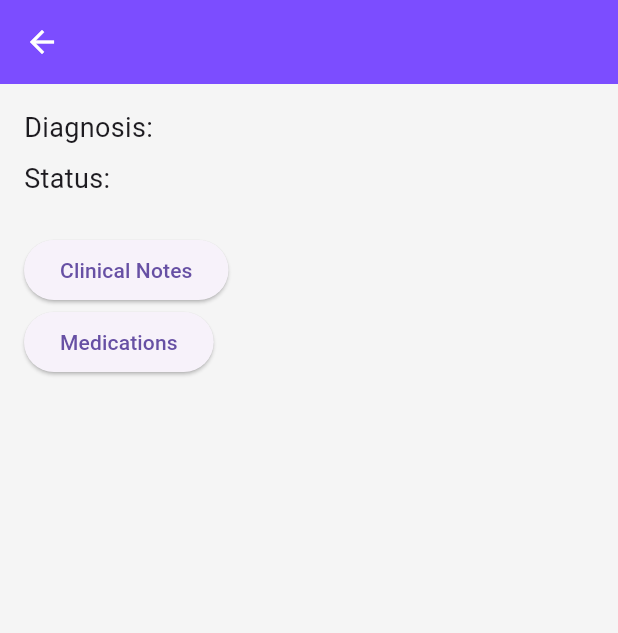
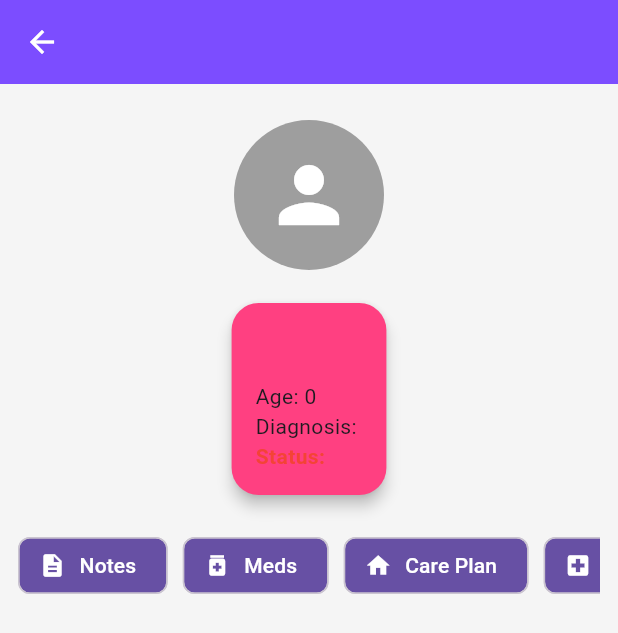
Before and after one commit to ThatoSiphosethu/hospice_app, a Flutter app: the PatientProfileScreen screen opened directly with empty values, on a phone screen of 412 x 824 dp. Shown: the top 633 px of the screen. Run offline on Flutter 3.47's test engine with Material 3 defaults, Android fonts, the phone set to English and light mode, and no system bars.

Commit message:
patientCard

```diff
--- a/lib/features/admin/presentation/admin_dashboard.dart
+++ b/lib/features/admin/presentation/admin_dashboard.dart
@@ -17,6 +17,8 @@ class AdminDashboard extends StatelessWidget {
       ),
       body: Center(
         child: Text('Welcome to the Admin Dashboard!'),
+
+        // Admin-specific UI components would go here. For example, you might have sections for user management, system settings, and analytics.
       ),
     );
   }
--- a/lib/features/clinician/presentation/cna_dashboard.dart
+++ b/lib/features/clinician/presentation/cna_dashboard.dart
@@ -17,6 +17,10 @@ class CNADashboard extends StatelessWidget {
       body: Center(
         child: Text('Welcome to the CNA Dashboard!'),
       ),
+
+      // CNA-specific UI components would go here. For example,
+      //you might have a list of assigned patients, upcoming tasks, or shift schedules.
+      // Quick access to patient care lists and shift tasks could be implemented here, allowing CNAs to efficiently manage their responsibilities and stay organized during their shifts.
     );
   }
 }
--- a/lib/features/clinician/presentation/doctor_dashboard.dart
+++ b/lib/features/clinician/presentation/doctor_dashboard.dart
@@ -14,6 +14,8 @@ class DoctorDashboard extends StatelessWidget {
 
       body: Center(
         child: Text('Welcome to the Doctor Dashboard!'),
+
+        // Doctor-specific UI components would go here. For example, you might have a list of assigned patients, upcoming tasks, or alerts relevant to the doctor's responsibilities.
       ),
     );
   }
--- a/lib/features/ehr/data/patient_repository.dart
+++ b/lib/features/ehr/data/patient_repository.dart
@@ -19,18 +19,21 @@ class MockPatientRepository
       Patient(
         id: '1',
         name: 'John Smith',
+        age: 72,
         diagnosis: 'Congestive Heart Failure',
         status: 'Active',
       ),
       Patient(
         id: '2',
         name: 'Mary Jones',
+        age: 65,
         diagnosis: 'Stage IV Cancer',
         status: 'Active',
       ),
       Patient(
         id: '3',
         name: 'Robert Lee',
+        age: 78,
         diagnosis: 'COPD',
         status: 'Discharged',
       ),
--- a/lib/features/ehr/domain/clinical_note.dart
+++ b/lib/features/ehr/domain/clinical_note.dart
@@ -3,4 +3,5 @@ class ClinicalNote {
   final DateTime date;
 
   ClinicalNote(this.text, this.date);
+  // Additional properties and methods related to clinical notes can be added here.
 }
--- a/lib/features/ehr/domain/medication.dart
+++ b/lib/features/ehr/domain/medication.dart
@@ -3,4 +3,5 @@ class Medication {
   final String dosage;
 
   Medication(this.name, this.dosage);
+  // Additional properties and methods related to medications can be added here.
 }
--- a/lib/features/ehr/domain/patient.dart
+++ b/lib/features/ehr/domain/patient.dart
@@ -6,12 +6,14 @@
 class Patient {
   final String id;
   final String name;
+  final int age; // Placeholder, calculate from DOB when implemented
   final String diagnosis;
   final String status;
 
   Patient({
     required this.id,
     required this.name,
+    required this.age,
     required this.diagnosis,
     required this.status,
   });
--- a/lib/features/ehr/presentation/patient_profile_screen.dart
+++ b/lib/features/ehr/presentation/patient_profile_screen.dart
@@ -1,55 +1,40 @@
-// Presentation screen for an individual patient's profile.
-//
-// TODO: Implement UI to display patient demographics, medical history,
-// and recent clinical notes. This placeholder file documents the intent so
-// future contributors know where profile UI belongs.
 import 'package:flutter/material.dart';
 import '../domain/patient.dart';
+
+import 'widgets/patient_avatar.dart';
+import '../presentation/widgets/patient_overview.dart';
+import 'widgets/patient_action_buttons.dart';
 
 class PatientProfileScreen extends StatelessWidget {
   final Patient patient;
 
-  const PatientProfileScreen({super.key, required this.patient});
+  const PatientProfileScreen({
+    super.key,
+    required this.patient,
+  });
 
   @override
   Widget build(BuildContext context) {
     return Scaffold(
       appBar: AppBar(title: Text(patient.name)),
-      body: Padding(
-        padding: const EdgeInsets.all(16),
-        child: Column(
-          crossAxisAlignment: CrossAxisAlignment.start,
-          children: [
-            Text("Diagnosis: ${patient.diagnosis}",
-                style: const TextStyle(fontSize: 18)),
-            const SizedBox(height: 8),
-            Text("Status: ${patient.status}",
-                style: const TextStyle(fontSize: 18)),
+      body: SafeArea(
+        child: SingleChildScrollView(
+          padding: const EdgeInsets.all(12),
+          child: Column(
+            children: [
+              const SizedBox(height: 12),
 
-            const SizedBox(height: 24),
+              const PatientAvatar(),
 
-            ElevatedButton(
-              child: const Text("Clinical Notes"),
-              onPressed: () {
-                Navigator.pushNamed(
-                  context,
-                  '/notes',
-                  arguments: patient,
-                );
-              },
-            ),
+              const SizedBox(height: 16),
 
-            ElevatedButton(
-              child: const Text("Medications"),
-              onPressed: () {
-                Navigator.pushNamed(
-                  context,
-                  '/meds',
-                  arguments: patient,
-                );
-              },
-            ),
-          ],
+              PatientOverviewCard(patient: patient),
+
+              const SizedBox(height: 16),
+
+              PatientActionButtons(patient: patient),
+            ],
+          ),
         ),
       ),
     );
--- /dev/null
+++ b/lib/features/ehr/presentation/widgets/horizontal_action_bar.dart
@@ -0,0 +1,25 @@
+import 'package:flutter/material.dart';
+
+class HorizontalActionBar extends StatelessWidget {
+  final List<Widget> actions;
+  final double spacing;
+
+  const HorizontalActionBar({
+    super.key,
+    required this.actions,
+    this.spacing = 10,
+  });
+
+  @override
+  Widget build(BuildContext context) {
+    return SizedBox(
+      height: 50,
+      child: ListView.separated(
+        scrollDirection: Axis.horizontal,
+        itemCount: actions.length,
+        separatorBuilder: (_, __) => SizedBox(width: spacing),
+        itemBuilder: (context, index) => actions[index],
+      ),
+    );
+  }
+}
--- /dev/null
+++ b/lib/features/ehr/presentation/widgets/patient_action_buttons.dart
@@ -0,0 +1,61 @@
+import 'package:flutter/material.dart';
+import 'package:hospice_app/features/ehr/presentation/widgets/horizontal_action_bar.dart';
+import 'package:hospice_app/shared/cross_domain/widgets/action_chip_button.dart';
+
+import '../../domain/patient.dart';
+
+class PatientActionButtons extends StatelessWidget {
+  final Patient patient;
+
+  const PatientActionButtons({
+    super.key,
+    required this.patient,
+  });
+
+  @override
+  Widget build(BuildContext context) {
+    return HorizontalActionBar(
+      actions: [
+        ActionChipButton(
+          label: "Notes",
+          icon: Icons.description,
+          onPressed: () {
+            Navigator.pushNamed(context, '/notes', arguments: patient);
+          },
+        ),
+
+        ActionChipButton(
+          label: "Meds",
+          icon: Icons.medication,
+          onPressed: () {
+            Navigator.pushNamed(context, '/meds', arguments: patient);
+          },
+        ),
+
+        ActionChipButton(
+          label: "Care Plan",
+          icon: Icons.home,
+          onPressed: () {
+            Navigator.pushNamed(context, '/care-plan', arguments: patient);
+          },
+        ),
+
+        ActionChipButton(
+          label: "Hosp.",
+          icon: Icons.local_hospital,
+          onPressed: () {
+            Navigator.pushNamed(context, '/hospitalizations', arguments: patient);
+          },
+        ),
+
+        ActionChipButton(
+          label: "Contacts",
+          icon: Icons.phone,
+          onPressed: () {
+            Navigator.pushNamed(context, '/emergency-contacts', arguments: patient);
+          },
+        ),
+      ],
+    );
+  }
+}
--- /dev/null
+++ b/lib/features/ehr/presentation/widgets/patient_avatar.dart
@@ -0,0 +1,14 @@
+import 'package:flutter/material.dart';
+
+class PatientAvatar extends StatelessWidget {
+  const PatientAvatar({super.key});
+
+  @override
+  Widget build(BuildContext context) {
+    return const CircleAvatar(
+      radius: 50,
+      backgroundColor: Colors.grey,
+      child: Icon(Icons.person, size: 60, color: Colors.white),
+    );
+  }
+}
--- /dev/null
+++ b/lib/features/ehr/presentation/widgets/patient_overview.dart
@@ -0,0 +1,39 @@
+import 'package:flutter/material.dart';
+import '../../domain/patient.dart';
+import 'package:hospice_app/shared/widgets/body_card.dart';
+
+class PatientOverviewCard extends StatelessWidget {
+  final Patient patient;
+
+  const PatientOverviewCard({
+    super.key,
+    required this.patient,
+  });
+
+  @override
+  Widget build(BuildContext context) {
+    final isActive = patient.status == "Active";
+
+    return BodyCard(
+      child: Column(
+        crossAxisAlignment: CrossAxisAlignment.start,
+        children: [
+          Text(patient.name,
+              style: Theme.of(context).textTheme.titleLarge),
+
+          const SizedBox(height: 8),
+
+          Text("Age: ${patient.age}"),
+          Text("Diagnosis: ${patient.diagnosis}"),
+          Text(
+            "Status: ${patient.status}",
+            style: TextStyle(
+              color: isActive ? Colors.green : Colors.red,
+              fontWeight: FontWeight.bold,
+            ),
+          ),
+        ],
+      ),
+    );
+  }
+}
--- /dev/null
+++ b/lib/shared/cross_domain/widgets/action_chip_button.dart
@@ -0,0 +1,37 @@
+import 'package:flutter/material.dart';
+
+class ActionChipButton extends StatelessWidget {
+  final String label;
+  final IconData icon;
+  final VoidCallback onPressed;
+  final Color? color;
+
+  const ActionChipButton({
+    super.key,
+    required this.label,
+    required this.icon,
+    required this.onPressed,
+    this.color,
+  });
+
+  @override
+  Widget build(BuildContext context) {
+    final theme = Theme.of(context);
+
+    return ActionChip(
+      avatar: Icon(
+        icon,
+        size: 18,
+        color: Colors.white,
+      ),
+      label: Text(
+        label,
+        style: const TextStyle(color: Colors.white),
+      ),
+      backgroundColor: color ??
+          theme.colorScheme.primary, // uses theme automatically
+      onPressed: onPressed,
+      padding: const EdgeInsets.symmetric(horizontal: 12, vertical: 8),
+    );
+  }
+}
```
Also changed, not shown: lib/features/patient_portal/presentation/family_dashboard.dart (+7 -0 lines).
